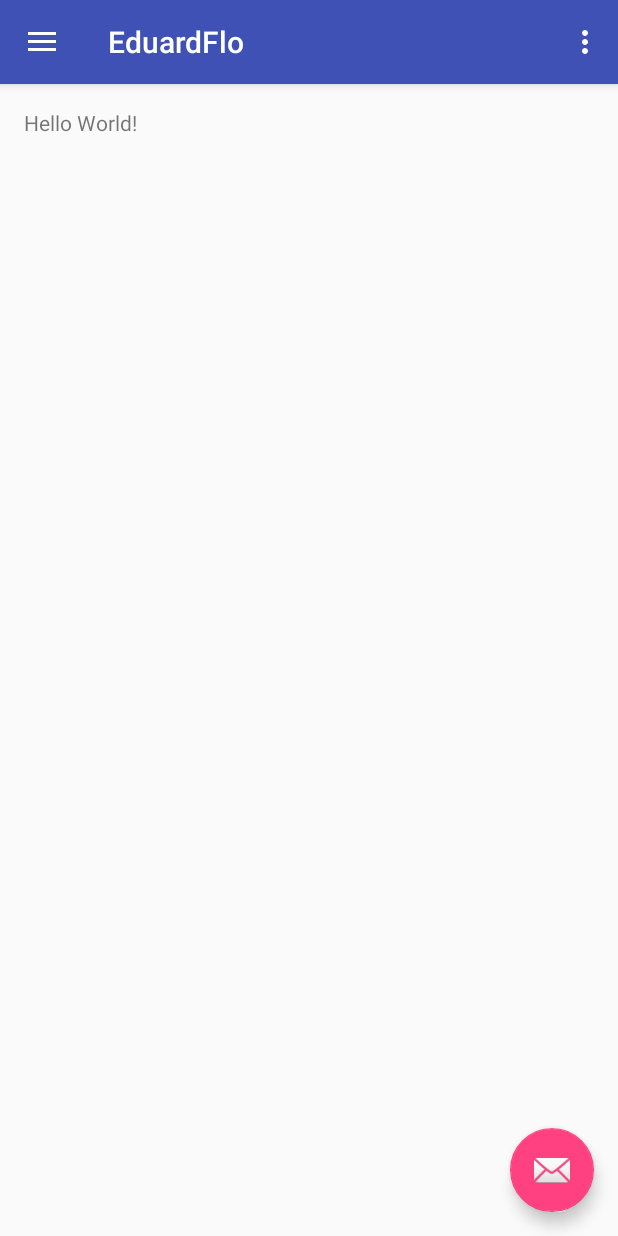
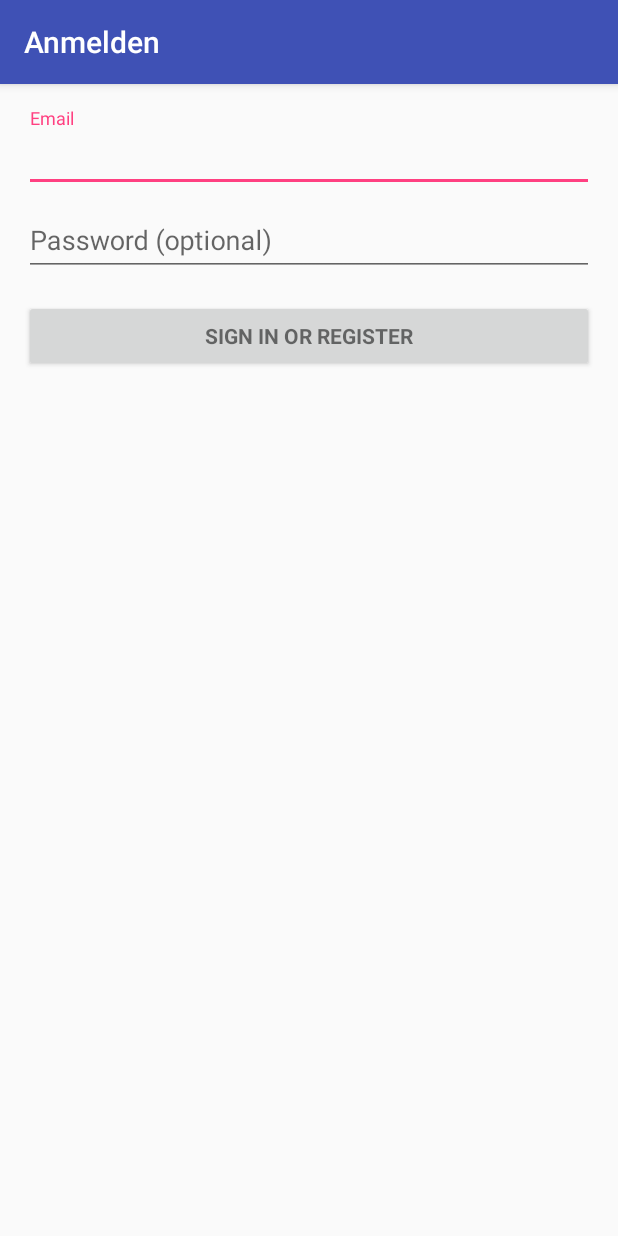
Before and after one commit to xflomo/app, an Android app: the screen it shows after launch (NavAction before the commit, LoginActivity after it), in the side drawer, after a tap on "Gallery", on a phone screen of 412 x 824 dp. Run offline under Robolectric (Android 15) with nearby library versions, the phone set to English and light mode, and no system bars; 2 statements that could not run were skipped.

Commit message:
add login system

```diff
--- /dev/null
+++ b/app/src/main/java/de/fb_dev/app/eduardflo/LoginActivity.java
@@ -0,0 +1,349 @@
+package de.fb_dev.app.eduardflo;
+
+import android.animation.Animator;
+import android.animation.AnimatorListenerAdapter;
+import android.annotation.TargetApi;
+import android.content.pm.PackageManager;
+import android.support.annotation.NonNull;
+import android.support.design.widget.Snackbar;
+import android.support.v7.app.AppCompatActivity;
+import android.app.LoaderManager.LoaderCallbacks;
+
+import android.content.CursorLoader;
+import android.content.Loader;
+import android.database.Cursor;
+import android.net.Uri;
+import android.os.AsyncTask;
+
+import android.os.Build;
+import android.os.Bundle;
+import android.provider.ContactsContract;
+import android.text.TextUtils;
+import android.view.KeyEvent;
+import android.view.View;
+import android.view.View.OnClickListener;
+import android.view.inputmethod.EditorInfo;
+import android.widget.ArrayAdapter;
+import android.widget.AutoCompleteTextView;
+import android.widget.Button;
+import android.widget.EditText;
+import android.widget.TextView;
+
+import java.util.ArrayList;
+import java.util.List;
+
+import static android.Manifest.permission.READ_CONTACTS;
+
+/**
+ * A login screen that offers login via email/password.
+ */
+public class LoginActivity extends AppCompatActivity implements LoaderCallbacks<Cursor> {
+
+    /**
+     * Id to identity READ_CONTACTS permission request.
+     */
+    private static final int REQUEST_READ_CONTACTS = 0;
+
+    /**
+     * A dummy authentication store containing known user names and passwords.
+     * TODO: remove after connecting to a real authentication system.
+     */
+    private static final String[] DUMMY_CREDENTIALS = new String[]{
+            "foo@example.com:hello", "bar@example.com:world"
+    };
+    /**
+     * Keep track of the login task to ensure we can cancel it if requested.
+     */
+    private UserLoginTask mAuthTask = null;
+
+    // UI references.
+    private AutoCompleteTextView mEmailView;
+    private EditText mPasswordView;
+    private View mProgressView;
+    private View mLoginFormView;
+
+    @Override
+    protected void onCreate(Bundle savedInstanceState) {
+        super.onCreate(savedInstanceState);
+        setContentView(R.layout.activity_login);
+        // Set up the login form.
+        mEmailView = (AutoCompleteTextView) findViewById(R.id.email);
+        populateAutoComplete();
+
+        mPasswordView = (EditText) findViewById(R.id.password);
+        mPasswordView.setOnEditorActionListener(new TextView.OnEditorActionListener() {
+            @Override
+            public boolean onEditorAction(TextView textView, int id, KeyEvent keyEvent) {
+                if (id == R.id.login || id == EditorInfo.IME_NULL) {
+                    attemptLogin();
+                    return true;
+                }
+                return false;
+            }
+        });
+
+        Button mEmailSignInButton = (Button) findViewById(R.id.email_sign_in_button);
+        mEmailSignInButton.setOnClickListener(new OnClickListener() {
+            @Override
+            public void onClick(View view) {
+                attemptLogin();
+            }
+        });
+
+        mLoginFormView = findViewById(R.id.login_form);
+        mProgressView = findViewById(R.id.login_progress);
+    }
+
+    private void populateAutoComplete() {
+        if (!mayRequestContacts()) {
+            return;
+        }
+
+        getLoaderManager().initLoader(0, null, this);
+    }
+
+    private boolean mayRequestContacts() {
+        if (Build.VERSION.SDK_INT < Build.VERSION_CODES.M) {
+            return true;
+        }
+        if (checkSelfPermission(READ_CONTACTS) == PackageManager.PERMISSION_GRANTED) {
+            return true;
+        }
+        if (shouldShowRequestPermissionRationale(READ_CONTACTS)) {
+            Snackbar.make(mEmailView, R.string.permission_rationale, Snackbar.LENGTH_INDEFINITE)
+                    .setAction(android.R.string.ok, new View.OnClickListener() {
+                        @Override
+                        @TargetApi(Build.VERSION_CODES.M)
+                        public void onClick(View v) {
+                            requestPermissions(new String[]{READ_CONTACTS}, REQUEST_READ_CONTACTS);
+                        }
+                    });
+        } else {
+            requestPermissions(new String[]{READ_CONTACTS}, REQUEST_READ_CONTACTS);
+        }
+        return false;
+    }
+
+    /**
+     * Callback received when a permissions request has been completed.
+     */
+    @Override
+    public void onRequestPermissionsResult(int requestCode, @NonNull String[] permissions,
+                                           @NonNull int[] grantResults) {
+        if (requestCode == REQUEST_READ_CONTACTS) {
+            if (grantResults.length == 1 && grantResults[0] == PackageManager.PERMISSION_GRANTED) {
+                populateAutoComplete();
+            }
+        }
+    }
+
+
+    /**
+     * Attempts to sign in or register the account specified by the login form.
+     * If there are form errors (invalid email, missing fields, etc.), the
+     * errors are presented and no actual login attempt is made.
+     */
+    private void attemptLogin() {
+        if (mAuthTask != null) {
+            return;
+        }
+
+        // Reset errors.
+        mEmailView.setError(null);
+        mPasswordView.setError(null);
+
+        // Store values at the time of the login attempt.
+        String email = mEmailView.getText().toString();
+        String password = mPasswordView.getText().toString();
+
+        boolean cancel = false;
+        View focusView = null;
+
+        // Check for a valid password, if the user entered one.
+        if (!TextUtils.isEmpty(password) && !isPasswordValid(password)) {
+            mPasswordView.setError(getString(R.string.error_invalid_password));
+            focusView = mPasswordView;
+            cancel = true;
+        }
+
+        // Check for a valid email address.
+        if (TextUtils.isEmpty(email)) {
+            mEmailView.setError(getString(R.string.error_field_required));
+            focusView = mEmailView;
+            cancel = true;
+        } else if (!isEmailValid(email)) {
+            mEmailView.setError(getString(R.string.error_invalid_email));
+            focusView = mEmailView;
+            cancel = true;
+        }
+
+        if (cancel) {
+            // There was an error; don't attempt login and focus the first
+            // form field with an error.
+            focusView.requestFocus();
+        } else {
+            // Show a progress spinner, and kick off a background task to
+            // perform the user login attempt.
+            showProgress(true);
+            mAuthTask = new UserLoginTask(email, password);
+            mAuthTask.execute((Void) null);
+        }
+    }
+
+    private boolean isEmailValid(String email) {
+        //TODO: Replace this with your own logic
+        return email.contains("@");
+    }
+
+    private boolean isPasswordValid(String password) {
+        //TODO: Replace this with your own logic
+        return password.length() > 4;
+    }
+
+    /**
+     * Shows the progress UI and hides the login form.
+     */
+    @TargetApi(Build.VERSION_CODES.HONEYCOMB_MR2)
+    private void showProgress(final boolean show) {
+        // On Honeycomb MR2 we have the ViewPropertyAnimator APIs, which allow
+        // for very easy animations. If available, use these APIs to fade-in
+        // the progress spinner.
+        if (Build.VERSION.SDK_INT >= Build.VERSION_CODES.HONEYCOMB_MR2) {
+            int shortAnimTime = getResources().getInteger(android.R.integer.config_shortAnimTime);
+
+            mLoginFormView.setVisibility(show ? View.GONE : View.VISIBLE);
+            mLoginFormView.animate().setDuration(shortAnimTime).alpha(
+                    show ? 0 : 1).setListener(new AnimatorListenerAdapter() {
+                @Override
+                public void onAnimationEnd(Animator animation) {
+                    mLoginFormView.setVisibility(show ? View.GONE : View.VISIBLE);
+                }
+            });
+
+            mProgressView.setVisibility(show ? View.VISIBLE : View.GONE);
+            mProgressView.animate().setDuration(shortAnimTime).alpha(
+                    show ? 1 : 0).setListener(new AnimatorListenerAdapter() {
+                @Override
+                public void onAnimationEnd(Animator animation) {
+                    mProgressView.setVisibility(show ? View.VISIBLE : View.GONE);
+                }
+            });
+        } else {
+            // The ViewPropertyAnimator APIs are not available, so simply show
+            // and hide the relevant UI components.
+            mProgressView.setVisibility(show ? View.VISIBLE : View.GONE);
+            mLoginFormView.setVisibility(show ? View.GONE : View.VISIBLE);
+        }
+    }
+
+    @Override
+    public Loader<Cursor> onCreateLoader(int i, Bundle bundle) {
+        return new CursorLoader(this,
+                // Retrieve data rows for the device user's 'profile' contact.
+                Uri.withAppendedPath(ContactsContract.Profile.CONTENT_URI,
+                        ContactsContract.Contacts.Data.CONTENT_DIRECTORY), ProfileQuery.PROJECTION,
+
+                // Select only email addresses.
+                ContactsContract.Contacts.Data.MIMETYPE +
+                        " = ?", new String[]{ContactsContract.CommonDataKinds.Email
+                .CONTENT_ITEM_TYPE},
+
+                // Show primary email addresses first. Note that there won't be
+                // a primary email address if the user hasn't specified one.
+                ContactsContract.Contacts.Data.IS_PRIMARY + " DESC");
+    }
+
+    @Override
+    public void onLoadFinished(Loader<Cursor> cursorLoader, Cursor cursor) {
+        List<String> emails = new ArrayList<>();
+        cursor.moveToFirst();
+        while (!cursor.isAfterLast()) {
+            emails.add(cursor.getString(ProfileQuery.ADDRESS));
+            cursor.moveToNext();
+        }
+
+        addEmailsToAutoComplete(emails);
+    }
+
+    @Override
+    public void onLoaderReset(Loader<Cursor> cursorLoader) {
+
+    }
+
+    private void addEmailsToAutoComplete(List<String> emailAddressCollection) {
+        //Create adapter to tell the AutoCompleteTextView what to show in its dropdown list.
+        ArrayAdapter<String> adapter =
+                new ArrayAdapter<>(LoginActivity.this,
+                        android.R.layout.simple_dropdown_item_1line, emailAddressCollection);
+
+        mEmailView.setAdapter(adapter);
+    }
+
+
+    private interface ProfileQuery {
+        String[] PROJECTION = {
+                ContactsContract.CommonDataKinds.Email.ADDRESS,
+                ContactsContract.CommonDataKinds.Email.IS_PRIMARY,
+        };
+
+        int ADDRESS = 0;
+        int IS_PRIMARY = 1;
+    }
+
+    /**
+     * Represents an asynchronous login/registration task used to authenticate
+     * the user.
+     */
+    public class UserLoginTask extends AsyncTask<Void, Void, Boolean> {
+
+        private final String mEmail;
+        private final String mPassword;
+
+        UserLoginTask(String email, String password) {
+            mEmail = email;
+            mPassword = password;
+        }
+
+        @Override
+        protected Boolean doInBackground(Void... params) {
+            // TODO: attempt authentication against a network service.
+
+            try {
+                // Simulate network access.
+                Thread.sleep(2000);
+            } catch (InterruptedException e) {
+                return false;
+            }
+
+            for (String credential : DUMMY_CREDENTIALS) {
+                String[] pieces = credential.split(":");
+                if (pieces[0].equals(mEmail)) {
+                    // Account exists, return true if the password matches.
+                    return pieces[1].equals(mPassword);
+                }
+            }
+
+            // TODO: register the new account here.
+            return true;
+        }
+
+        @Override
+        protected void onPostExecute(final Boolean success) {
+            mAuthTask = null;
+            showProgress(false);
+
+            if (success) {
+                finish();
+            } else {
+                mPasswordView.setError(getString(R.string.error_incorrect_password));
+                mPasswordView.requestFocus();
+            }
+        }
+
+        @Override
+        protected void onCancelled() {
+            mAuthTask = null;
+            showProgress(false);
+        }
+    }
+}
--- a/app/src/main/java/de/fb_dev/app/eduardflo/NavAction.java
+++ b/app/src/main/java/de/fb_dev/app/eduardflo/NavAction.java
@@ -1,5 +1,6 @@
 package de.fb_dev.app.eduardflo;
 
+import android.content.Intent;
 import android.os.Bundle;
 import android.support.design.widget.FloatingActionButton;
 import android.support.design.widget.Snackbar;
@@ -83,7 +84,7 @@
         if (id == R.id.nav_camera) {
             // Handle the camera action
         } else if (id == R.id.nav_gallery) {
-
+            startActivity(new Intent(NavAction.this, LoginActivity.class));
         } else if (id == R.id.nav_slideshow) {
 
         } else if (id == R.id.nav_manage) {
--- /dev/null
+++ b/app/src/main/res/layout/activity_login.xml
@@ -0,0 +1,77 @@
+<LinearLayout xmlns:android="http://schemas.android.com/apk/res/android"
+    xmlns:tools="http://schemas.android.com/tools"
+    android:layout_width="match_parent"
+    android:layout_height="match_parent"
+    android:gravity="center_horizontal"
+    android:orientation="vertical"
+    android:paddingBottom="@dimen/activity_vertical_margin"
+    android:paddingLeft="@dimen/activity_horizontal_margin"
+    android:paddingRight="@dimen/activity_horizontal_margin"
+    android:paddingTop="@dimen/activity_vertical_margin"
+    tools:context="de.fb_dev.app.eduardflo.LoginActivity">
+
+    <!-- Login progress -->
+    <ProgressBar
+        android:id="@+id/login_progress"
+        style="?android:attr/progressBarStyleLarge"
+        android:layout_width="wrap_content"
+        android:layout_height="wrap_content"
+        android:layout_marginBottom="8dp"
+        android:visibility="gone" />
+
+    <ScrollView
+        android:id="@+id/login_form"
+        android:layout_width="match_parent"
+        android:layout_height="match_parent">
+
+        <LinearLayout
+            android:id="@+id/email_login_form"
+            android:layout_width="match_parent"
+            android:layout_height="wrap_content"
+            android:orientation="vertical">
+
+            <android.support.design.widget.TextInputLayout
+                android:layout_width="match_parent"
+                android:layout_height="wrap_content">
+
+                <AutoCompleteTextView
+                    android:id="@+id/email"
+                    android:layout_width="match_parent"
+                    android:layout_height="wrap_content"
+                    android:hint="@string/prompt_email"
+                    android:inputType="textEmailAddress"
+                    android:maxLines="1"
+                    android:singleLine="true" />
+
+            </android.support.design.widget.TextInputLayout>
+
+            <android.support.design.widget.TextInputLayout
+                android:layout_width="match_parent"
+                android:layout_height="wrap_content">
+
+                <EditText
+                    android:id="@+id/password"
+                    android:layout_width="match_parent"
+                    android:layout_height="wrap_content"
+                    android:hint="@string/prompt_password"
+                    android:imeActionId="@+id/login"
+                    android:imeActionLabel="@string/action_sign_in_short"
+                    android:imeOptions="actionUnspecified"
+                    android:inputType="textPassword"
+                    android:maxLines="1"
+                    android:singleLine="true" />
+
+            </android.support.design.widget.TextInputLayout>
+
+            <Button
+                android:id="@+id/email_sign_in_button"
+                style="?android:textAppearanceSmall"
+                android:layout_width="match_parent"
+                android:layout_height="wrap_content"
+                android:layout_marginTop="16dp"
+                android:text="@string/action_sign_in"
+                android:textStyle="bold" />
+
+        </LinearLayout>
+    </ScrollView>
+</LinearLayout>
--- a/app/src/main/res/values/strings.xml
+++ b/app/src/main/res/values/strings.xml
@@ -5,4 +5,18 @@
     <string name="navigation_drawer_close">Close navigation drawer</string>
 
     <string name="action_settings">Settings</string>
+    <string name="title_activity_login">Anmelden</string>
+
+    <!-- Strings related to login -->
+    <string name="prompt_email">Email</string>
+    <string name="prompt_password">Password (optional)</string>
+    <string name="action_sign_in">Sign in or register</string>
+    <string name="action_sign_in_short">Sign in</string>
+    <string name="error_invalid_email">This email address is invalid</string>
+    <string name="error_invalid_password">This password is too short</string>
+    <string name="error_incorrect_password">This password is incorrect</string>
+    <string name="error_field_required">This field is required</string>
+    <string name="permission_rationale">"Contacts permissions are needed for providing email
+        completions."
+    </string>
 </resources>
```
Also changed, not shown: app/src/main/AndroidManifest.xml (+8 -0 lines).
